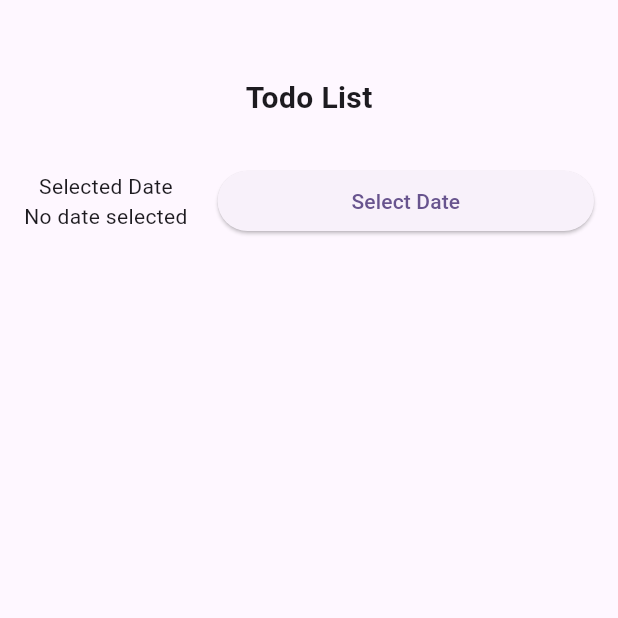
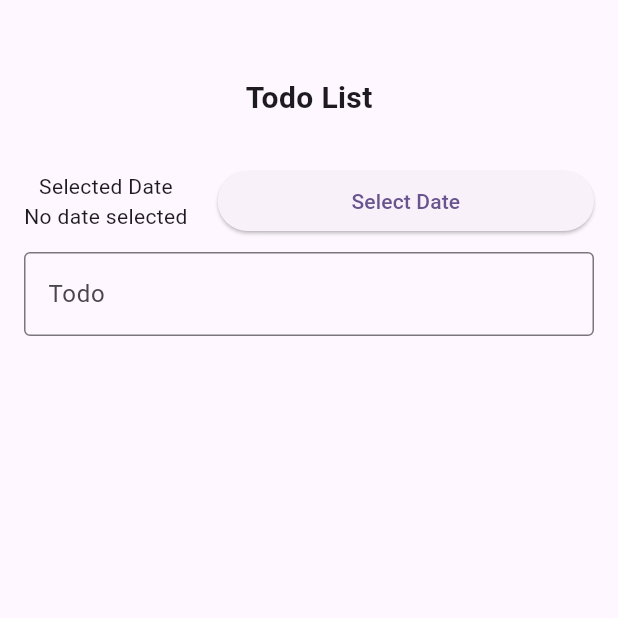
Before and after one commit to Jantopthegreat/068_TodoBloc, a Flutter app: the TodoPage screen opened directly, on a phone screen of 412 x 824 dp, the top half of it. Run offline on Flutter 3.47's test engine with Material 3 defaults, Android fonts, the phone set to English and light mode, and no system bars; our stand-ins replace bloc, flutter_bloc.

Commit message:
membuat form untuk Todo

```diff
--- a/lib/presentation/todo_page.dart
+++ b/lib/presentation/todo_page.dart
@@ -64,6 +64,23 @@ class TodoPage extends StatelessWidget {
                   ),
                 ],
               ),
+              Form(
+                key: _key,
+                child: Row(
+                  spacing: 10,
+                  children: [
+                    Expanded(
+                      child: TextFormField(
+                        controller: _controller,
+                        decoration: InputDecoration(
+                          labelText: 'Todo',
+                          border: OutlineInputBorder(),
+                        ),
+                      ),
+                    ),
+                  ],
+                ),
+              ),
             ],
           ),
         ),
```
